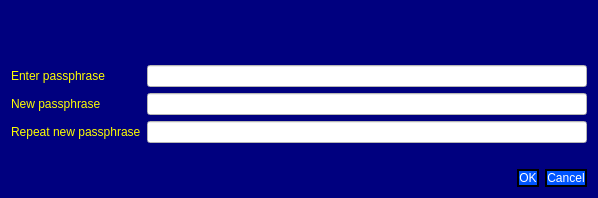
This is src/qt/forms/askpassphrasedialog.ui in scificryptocoin/Federation-Credits as Qt 5 draws it before an edit. The edited form follows.
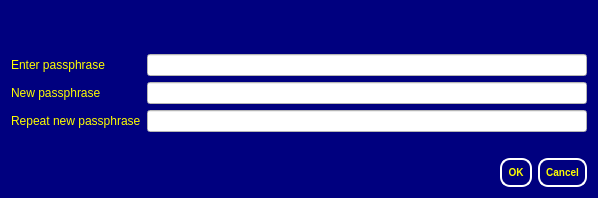
This is the edited form.

Patch:
```diff
--- a/src/qt/forms/askpassphrasedialog.ui
+++ b/src/qt/forms/askpassphrasedialog.ui
@@ -131,11 +131,7 @@
    <item>
     <widget class="QDialogButtonBox" name="buttonBox">
      <property name="styleSheet">
-      <string notr="true">color: rgb(255, 255, 255);
-background-color: rgb(0, 85, 255);
-border-style:solid;
-border-width:2px;
-border-color:black;</string>
+      <string notr="true">QPushButton { background : #00007F ;border-radius:10px; border-color: white; color: yellow;  border-style: solid; border-width: 2px;font: bold 10px;min-width: 5em; padding: 6px;}</string>
      </property>
      <property name="orientation">
       <enum>Qt::Horizontal</enum>
```
